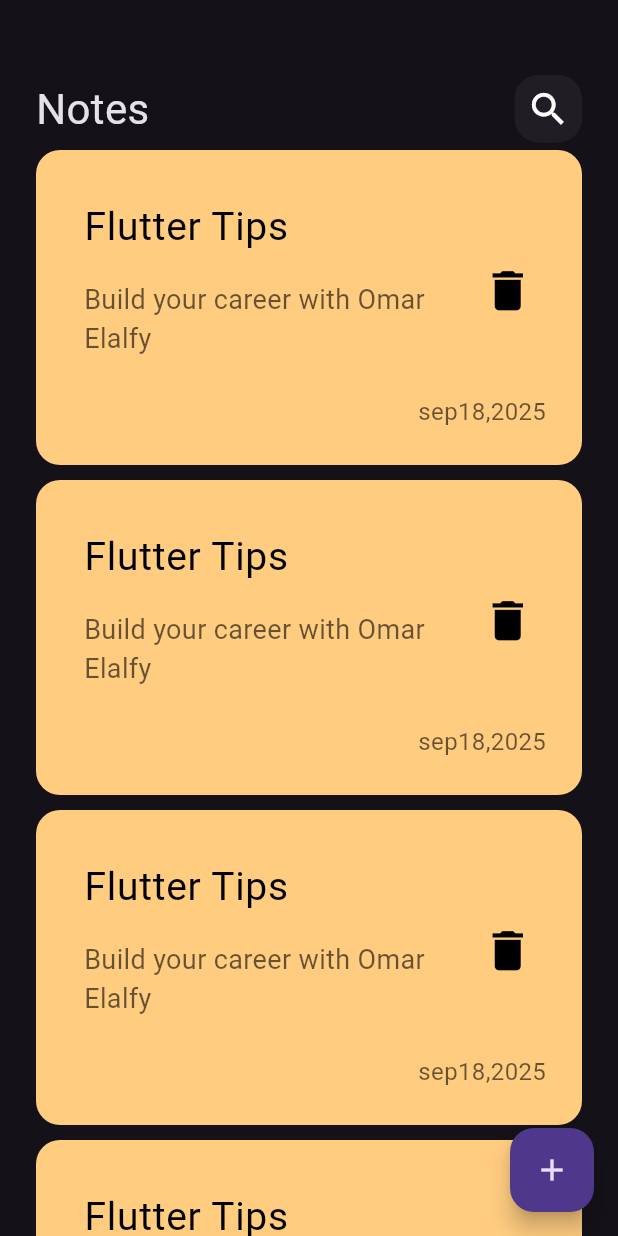
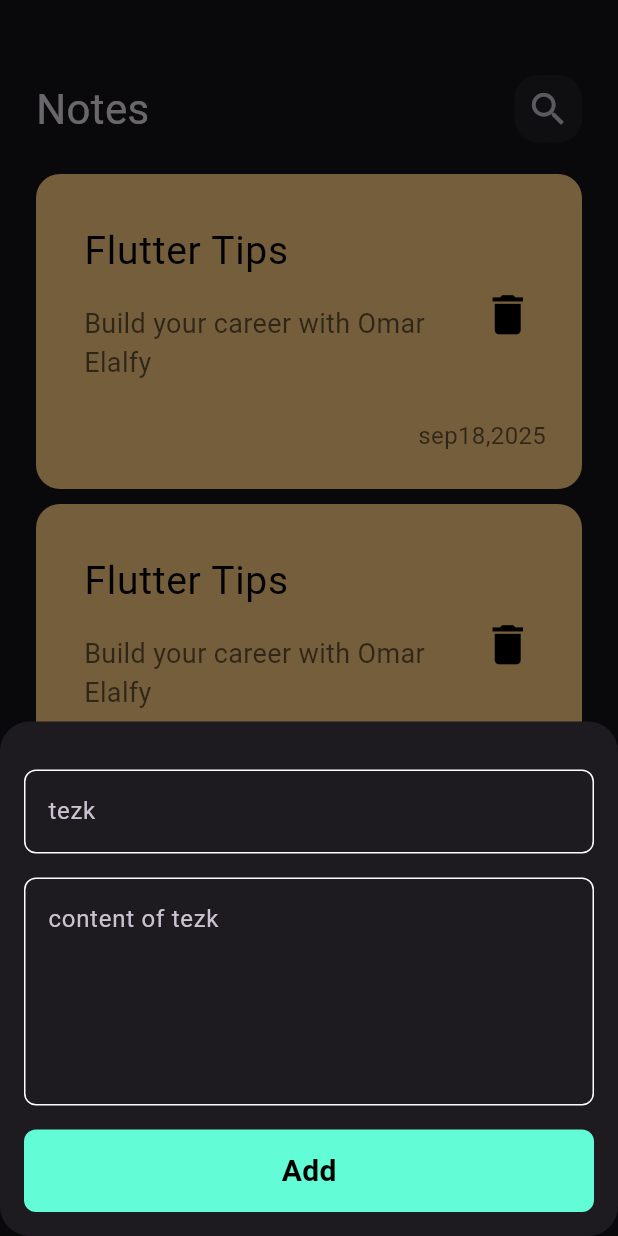
Before and after one commit to elalfyomar088-png/NoteApp, a Flutter app: the screen it shows after launch, after a tap on the "add" icon, on a phone screen of 412 x 824 dp. Run offline on Flutter 3.47's test engine with Material 3 defaults, Android fonts, the phone set to English and light mode, and no system bars.

```diff
--- a/lib/views/notes_view.dart
+++ b/lib/views/notes_view.dart
@@ -1,4 +1,5 @@
 import 'package:flutter/material.dart';
+import 'package:flutter_application_4/widgets/add_note_bottom_sheet.dart';
 import 'package:flutter_application_4/widgets/notes_view_body.dart';
 
 class NotesView extends StatelessWidget {
@@ -8,7 +9,15 @@ class NotesView extends StatelessWidget {
   Widget build(BuildContext context) {
     return  Scaffold(
       floatingActionButton: FloatingActionButton(
-        onPressed: (){},
+        onPressed: (){
+          showModalBottomSheet(
+            shape: RoundedRectangleBorder(
+              borderRadius: BorderRadiusGeometry.circular(20)
+            ),
+            context: context, builder: (context){
+            return const AddNoteBottomSheet();
+          });
+        },
         child:const Icon(Icons.add),
         ),
       body:const NotesViewBody(),
--- /dev/null
+++ b/lib/widgets/add_note_bottom_sheet.dart
@@ -0,0 +1,34 @@
+import 'package:flutter/material.dart';
+import 'package:flutter_application_4/widgets/custom_button.dart';
+import 'package:flutter_application_4/widgets/custom_text_field.dart';
+
+class AddNoteBottomSheet extends StatelessWidget {
+  const AddNoteBottomSheet({super.key});
+
+  @override
+  Widget build(BuildContext context) {
+    return  Padding(
+      padding: EdgeInsetsGeometry.symmetric(horizontal: 16),
+      child: SingleChildScrollView(
+        child: Column(
+          children:const [
+            SizedBox(
+              height: 32,
+            ),
+            CustomTextField(
+              hint: 'tezk',
+            ),
+            SizedBox(height: 16,),
+             CustomTextField(
+              hint: 'content of tezk',
+              maxLines: 5,
+            ),
+            SizedBox(height: 16,),
+            CustomButton(),
+            SizedBox(height: 16,),
+          ],
+        ),
+      ),
+    );
+  }
+}
--- /dev/null
+++ b/lib/widgets/constants.dart
@@ -0,0 +1,3 @@
+import 'package:flutter/material.dart';
+
+const KPrimaryColor = Color(0xff62FCD7);
--- a/lib/widgets/custom_app_bar.dart
+++ b/lib/widgets/custom_app_bar.dart
@@ -2,19 +2,24 @@ import 'package:flutter/material.dart';
 import 'package:flutter_application_4/widgets/custom_icon.dart';
 
 class CustomAppBar extends StatelessWidget {
-  const CustomAppBar({super.key});
-
+  const CustomAppBar({super.key, required this.title, required this.icon});
+  final String title;
+  final IconData icon;
   @override
   Widget build(BuildContext context) {
     return Row(
-      children:const [
-        Text('Notes',
-        style: TextStyle(
+      mainAxisAlignment: MainAxisAlignment.spaceBetween,
+      children: [
+        Text(title,
+        style:const TextStyle(
           fontSize: 28,
         ),
         ),
-        Spacer(),
-        CustomSearchIcon()
+
+        CustomSearchIcon(
+
+          icon: icon,
+        )
       ],
     );
   }
--- /dev/null
+++ b/lib/widgets/custom_button.dart
@@ -0,0 +1,29 @@
+import 'package:flutter/material.dart';
+
+import 'constants.dart';
+
+class CustomButton  extends StatelessWidget {
+  const CustomButton ({super.key});
+
+  @override
+  Widget build(BuildContext context) {
+    return Container(
+      width: MediaQuery.of(context).size.width,
+      height: 55,
+      decoration: BoxDecoration(
+        color: KPrimaryColor,
+        borderRadius: BorderRadius.circular(8)
+      ),
+      child:const Center(
+        child: Text(
+          'Add',
+          style: TextStyle(
+            color: Colors.black,
+            fontWeight: FontWeight.bold,
+            fontSize: 20,
+            ),
+            ),
+      ),
+    );
+  }
+}
--- a/lib/widgets/custom_icon.dart
+++ b/lib/widgets/custom_icon.dart
@@ -1,8 +1,8 @@
 import 'package:flutter/material.dart';
 
 class CustomSearchIcon extends StatelessWidget {
-  const CustomSearchIcon({super.key});
-
+  const CustomSearchIcon({super.key, required this.icon});
+  final IconData icon;
   @override
   Widget build(BuildContext context) {
     return Container(
@@ -12,10 +12,11 @@ class CustomSearchIcon extends StatelessWidget {
         color: Colors.white.withOpacity(.05),
         borderRadius: BorderRadius.circular(16),
       ),
-      child:const Center(
-        child: Icon(
-          Icons.search,
-          size: 29,
+      child: IconButton(
+        onPressed: () {},
+          icon: Icon(
+            icon,
+            size: 29,
         ),
       ),
     );
--- a/lib/widgets/custom_note_item.dart
+++ b/lib/widgets/custom_note_item.dart
@@ -1,11 +1,18 @@
 import 'package:flutter/material.dart';
+import 'package:flutter_application_4/views/edit_note_view.dart';
 
 class NoteItem extends StatelessWidget {
   const NoteItem({super.key});
 
   @override
   Widget build(BuildContext context) {
-    return Container(
+    return GestureDetector(
+      onTap: () {
+        Navigator.push(context, MaterialPageRoute(builder: (context){
+          return const EditNoteView();
+        }));
+      },
+      child: Container(
         padding: const EdgeInsets.only(top: 24, bottom: 24, left: 16),
         decoration: BoxDecoration(
           color: const Color(0xffFFCC80),
@@ -54,6 +61,7 @@ class NoteItem extends StatelessWidget {
             ),
           ],
         ),
+      ),
     );
   }
 }
--- /dev/null
+++ b/lib/widgets/custom_text_field.dart
@@ -0,0 +1,33 @@
+import 'package:flutter/material.dart';
+import 'package:flutter_application_4/widgets/constants.dart';
+
+class CustomTextField extends StatelessWidget {
+  const CustomTextField({super.key, required this.hint, this.maxLines = 1 });
+
+  final String hint ;
+  final int maxLines;
+
+  @override
+  Widget build(BuildContext context) {
+    return TextField(
+      cursorColor: KPrimaryColor,
+      maxLines: maxLines,
+      decoration: InputDecoration(
+        hintText: hint,
+
+        border: buildBorder(),
+        enabledBorder: buildBorder(),
+        focusedBorder: buildBorder(KPrimaryColor),
+      ),
+    );
+  }
+
+  OutlineInputBorder buildBorder([color]) {
+    return OutlineInputBorder(
+        borderRadius: BorderRadius.circular(8),
+        borderSide: BorderSide(
+          color:color?? Colors.white
+        ),
+      );
+  }
+}
--- a/lib/widgets/notes_list_view.dart
+++ b/lib/widgets/notes_list_view.dart
@@ -6,12 +6,17 @@ class NotesListView extends StatelessWidget {
 
   @override
   Widget build(BuildContext context) {
-    return ListView.builder(itemBuilder:(context,index){
-     return const Padding(
-       padding: EdgeInsets.symmetric(vertical: 5),
-       child: NoteItem(),
-     );
-    }
+    return Padding(
+      padding: EdgeInsetsGeometry.symmetric(vertical: 16),
+      child: ListView.builder(
+        padding: EdgeInsets.zero,
+        itemBuilder:(context,index){
+       return const Padding(
+         padding: EdgeInsets.symmetric(vertical: 5),
+         child: NoteItem(),
+       );
+      }
+      ),
     );
   }
 }
--- a/lib/widgets/notes_view_body.dart
+++ b/lib/widgets/notes_view_body.dart
@@ -15,7 +15,10 @@ class NotesViewBody extends StatelessWidget {
           SizedBox(
             height: 50,
           ),
-          CustomAppBar(),
+          CustomAppBar(
+            title: 'Notes',
+            icon: Icons.search,
+          ),
           Expanded(child: NotesListView(),),
         ],
       ),
--- a/pubspec.yaml
+++ b/pubspec.yaml
@@ -34,17 +34,21 @@ dependencies:
   # The following adds the Cupertino Icons font to your application.
   # Use with the CupertinoIcons class for iOS style icons.
   cupertino_icons: ^1.0.8
+  hive: ^2.2.3
+  hive_flutter: ^1.1.0
 
 dev_dependencies:
   flutter_test:
     sdk: flutter
+  build_runner: ^2.3.2
+  hive_generator: ^2.0.0
+  flutter_lints: ^5.0.0
 
   # The "flutter_lints" package below contains a set of recommended lints to
   # encourage good coding practices. The lint set provided by the package is
   # activated in the `analysis_options.yaml` file located at the root of your
   # package. See that file for information about deactivating specific lint
   # rules and activating additional ones.
-  flutter_lints: ^5.0.0
 
 # For information on the generic Dart part of this file, see the
 # following page: https://dart.dev/tools/pub/pubspec
```
Also changed, not shown: lib/models/note_model.dart (added, +14 -0 lines), lib/views/edit_note_view.dart (added, +13 -0 lines), lib/widgets/edit_view_body.dart (added, +30 -0 lines), pubspec.lock, 1 other file. Lines whose indentation alone changed are shown as unchanged.
